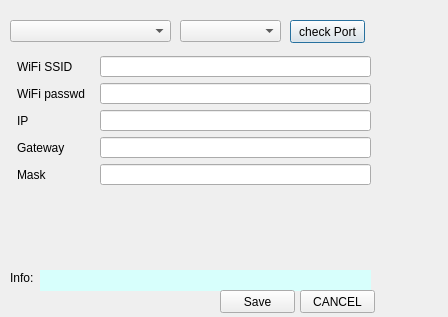
The window that qt_interface/serialconfigdialog.ui (PabloNH00/rosa_firmware_Pablo) describes before a commit, drawn with Qt 5.
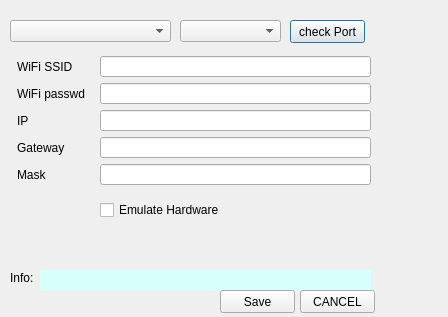
The same window after the commit.

What changed in the file:
```diff
--- a/qt_interface/serialconfigdialog.ui
+++ b/qt_interface/serialconfigdialog.ui
@@ -234,6 +234,19 @@
     </rect>
    </property>
   </widget>
+  <widget class="QCheckBox" name="checkBox">
+   <property name="geometry">
+    <rect>
+     <x>100</x>
+     <y>200</y>
+     <width>181</width>
+     <height>20</height>
+    </rect>
+   </property>
+   <property name="text">
+    <string>Emulate Hardware</string>
+   </property>
+  </widget>
  </widget>
  <resources/>
  <connections/>
```
